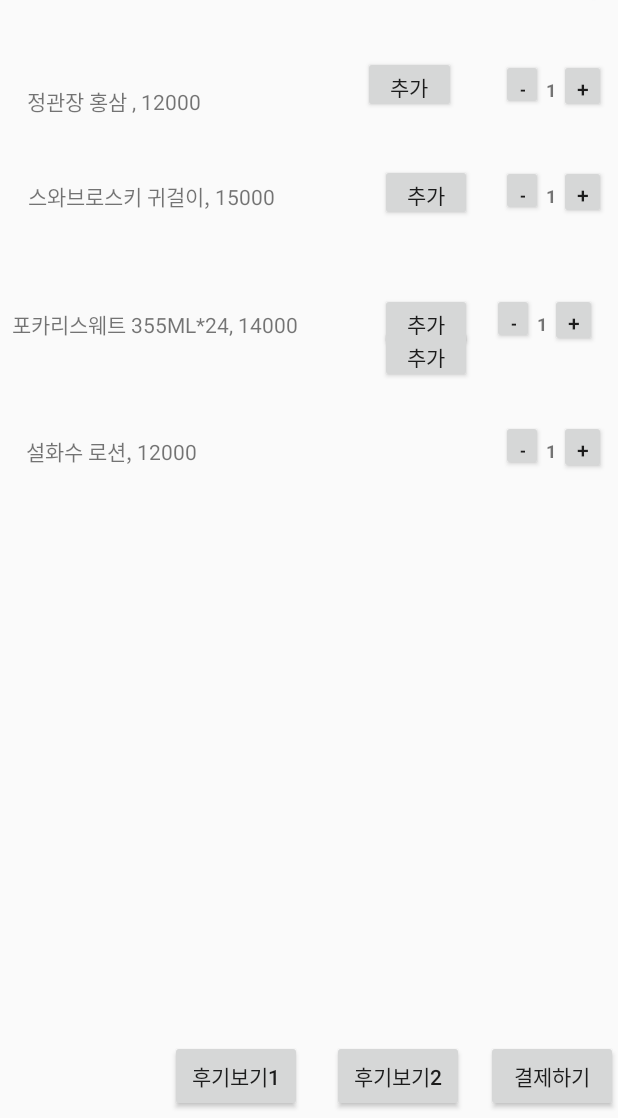
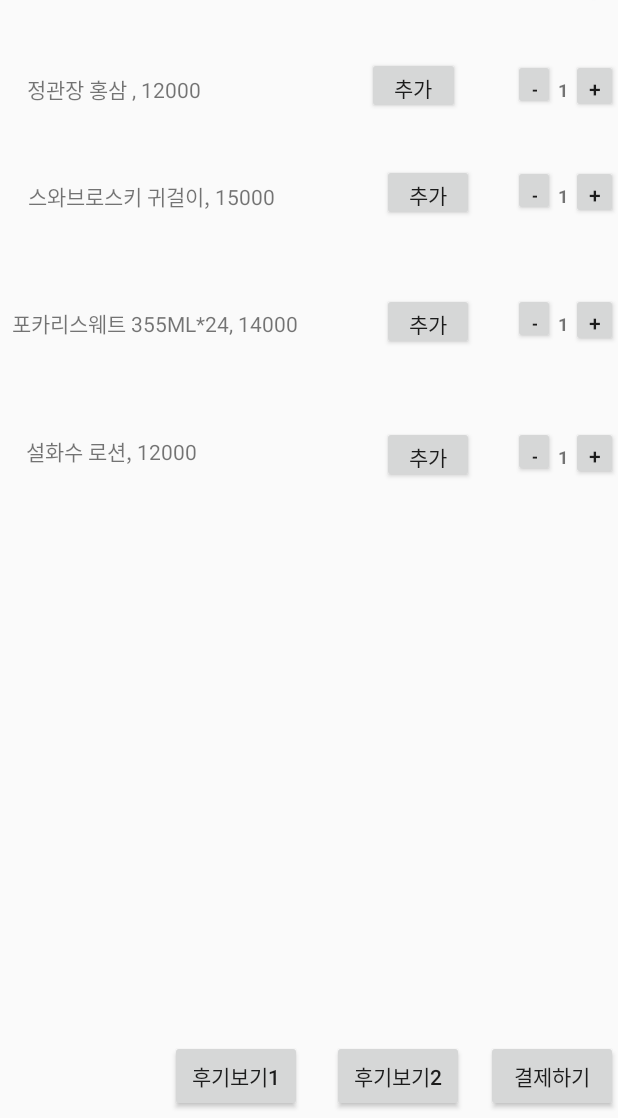
Before and after one commit to TrustOne/ddang, an Android app: the screen it shows after launch (CartActivity), after a tap on "장바구니", on a phone screen of 412 x 824 dp, the part 118-1236 px from its top. Run offline under Robolectric (Android 15) with nearby library versions, the phone set to English and light mode, and no system bars; our stand-ins replace Firebase (no records; nobody signed in at launch, a user with empty details on screens opened directly); libraries missing offline, so code that uses them is left out: com.facebook, com.facebook.login.

```diff
--- a/app/src/main/java/com/example/administrator/secondlogin/CartActivity.java
+++ b/app/src/main/java/com/example/administrator/secondlogin/CartActivity.java
@@ -46,7 +46,7 @@ public class CartActivity extends AppCompatActivity {
     protected void onCreate(Bundle savedInstanceState) {
         super.onCreate(savedInstanceState);
         setContentView(R.layout.activity_cart);
-        System.out.println("20181007_a");
+
         mAuth = FirebaseAuth.getInstance();
         AssetManager am = getResources().getAssets() ;
         InputStream is = null ;
--- a/app/src/main/java/com/example/administrator/secondlogin/Comment_Activity_1.java
+++ b/app/src/main/java/com/example/administrator/secondlogin/Comment_Activity_1.java
@@ -83,8 +83,8 @@ public class Comment_Activity_1 extends Activity {
         mGlideRequestManager = Glide.with(this);
         storage = FirebaseStorage.getInstance();
         storageRef = storage.getReference();
-        System.out.print("ss");System.out.print("ss");
-    //    iNit();
+
+
 
         db.collection("user_store").document("TrustOne").collection("Comment")
                 .get()
@@ -262,14 +262,14 @@ public class Comment_Activity_1 extends Activity {
                 @Override
                 public void onFailure(@NonNull Exception exception) {
                     // Handle unsuccessful uploads
-                    System.out.println("upload fail123");
+
                 }
             }).addOnSuccessListener(new OnSuccessListener<UploadTask.TaskSnapshot>() {
                 @Override
                 public void onSuccess(UploadTask.TaskSnapshot taskSnapshot) {
                     // taskSnapshot.getMetadata() contains file metadata such as size, content-type, etc.
                     // ...
-                    System.out.println("upload success123");
+
                     EditText edittext = (EditText)findViewById(R.id.editText);
                     //       edittext.setFocusable(false);
                     edittext.clearFocus();
--- a/app/src/main/res/layout/activity_cart.xml
+++ b/app/src/main/res/layout/activity_cart.xml
@@ -51,7 +51,7 @@
     <TextView
         android:id="@+id/textView4"
         android:layout_width="wrap_content"
-        android:layout_height="19dp"
+        android:layout_height="wrap_content"
         android:layout_marginBottom="8dp"
         android:layout_marginEnd="8dp"
         android:layout_marginStart="8dp"
@@ -94,7 +94,7 @@
         app:layout_constraintHorizontal_bias="0.035"
         app:layout_constraintStart_toStartOf="parent"
         app:layout_constraintTop_toTopOf="parent"
-        app:layout_constraintVertical_bias="0.098" />
+        app:layout_constraintVertical_bias="0.087" />
 
     <Button
         android:id="@+id/button9"
@@ -107,8 +107,8 @@
         android:onClick="add2"
         android:text="추가"
         app:layout_constraintBottom_toBottomOf="parent"
-        app:layout_constraintEnd_toEndOf="parent"
-        app:layout_constraintHorizontal_bias="0.734"
+        app:layout_constraintEnd_toEndOf="@+id/linearLayout5"
+        app:layout_constraintHorizontal_bias="0.738"
         app:layout_constraintStart_toStartOf="parent"
         app:layout_constraintTop_toTopOf="parent"
         app:layout_constraintVertical_bias="0.174" />
@@ -124,9 +124,9 @@
         android:onClick="add3"
         android:text="추가"
         app:layout_constraintBottom_toBottomOf="parent"
-        app:layout_constraintEnd_toEndOf="parent"
-        app:layout_constraintHorizontal_bias="0.734"
-        app:layout_constraintStart_toStartOf="parent"
+        app:layout_constraintEnd_toEndOf="@+id/linearLayout4"
+        app:layout_constraintHorizontal_bias="0.73"
+        app:layout_constraintStart_toStartOf="@+id/textView4"
         app:layout_constraintTop_toTopOf="parent"
         app:layout_constraintVertical_bias="0.294" />
 
@@ -137,15 +137,15 @@
         android:layout_marginBottom="8dp"
         android:layout_marginEnd="8dp"
         android:layout_marginStart="8dp"
-        android:layout_marginTop="240dp"
+        android:layout_marginTop="8dp"
         android:onClick="add4"
         android:text="추가"
         app:layout_constraintBottom_toBottomOf="parent"
-        app:layout_constraintEnd_toEndOf="parent"
-        app:layout_constraintHorizontal_bias="0.734"
+        app:layout_constraintEnd_toEndOf="@+id/linearLayout"
+        app:layout_constraintHorizontal_bias="0.738"
         app:layout_constraintStart_toStartOf="parent"
         app:layout_constraintTop_toTopOf="parent"
-        app:layout_constraintVertical_bias="0.0" />
+        app:layout_constraintVertical_bias="0.418" />
 
     <Button
         android:id="@+id/button10"
@@ -159,9 +159,10 @@
         android:text="추가"
         app:layout_constraintBottom_toBottomOf="parent"
         app:layout_constraintEnd_toEndOf="parent"
-        app:layout_constraintStart_toEndOf="@+id/textView2"
+        app:layout_constraintHorizontal_bias="0.709"
+        app:layout_constraintStart_toStartOf="parent"
         app:layout_constraintTop_toTopOf="parent"
-        app:layout_constraintVertical_bias="0.073" />
+        app:layout_constraintVertical_bias="0.074" />
 
     <Button
         android:id="@+id/button6"
@@ -177,7 +178,6 @@
         android:layout_width="wrap_content"
         android:layout_height="wrap_content"
         android:layout_marginBottom="8dp"
-        android:layout_marginEnd="8dp"
         android:layout_marginStart="8dp"
         android:layout_marginTop="8dp"
         android:orientation="horizontal"
@@ -214,10 +214,10 @@
     </LinearLayout>
 
     <LinearLayout
+        android:id="@+id/linearLayout5"
         android:layout_width="wrap_content"
         android:layout_height="wrap_content"
         android:layout_marginBottom="8dp"
-        android:layout_marginEnd="8dp"
         android:layout_marginStart="8dp"
         android:layout_marginTop="8dp"
         android:orientation="horizontal"
@@ -258,7 +258,6 @@
         android:layout_width="wrap_content"
         android:layout_height="wrap_content"
         android:layout_marginBottom="8dp"
-        android:layout_marginEnd="8dp"
         android:layout_marginStart="8dp"
         android:layout_marginTop="8dp"
         android:orientation="horizontal"
@@ -267,7 +266,7 @@
         app:layout_constraintHorizontal_bias="1.0"
         app:layout_constraintStart_toStartOf="parent"
         app:layout_constraintTop_toTopOf="parent"
-        app:layout_constraintVertical_bias="0.412">
+        app:layout_constraintVertical_bias="0.417">
 
         <Button
             android:id="@+id/decrease4"
@@ -295,16 +294,16 @@
     </LinearLayout>
 
     <LinearLayout
+        android:id="@+id/linearLayout4"
         android:layout_width="wrap_content"
         android:layout_height="wrap_content"
         android:layout_marginBottom="8dp"
-        android:layout_marginEnd="8dp"
         android:layout_marginStart="8dp"
         android:layout_marginTop="8dp"
         android:orientation="horizontal"
         app:layout_constraintBottom_toBottomOf="parent"
         app:layout_constraintEnd_toEndOf="parent"
-        app:layout_constraintHorizontal_bias="0.981"
+        app:layout_constraintHorizontal_bias="1.0"
         app:layout_constraintStart_toStartOf="parent"
         app:layout_constraintTop_toTopOf="parent"
         app:layout_constraintVertical_bias="0.293">
--- a/app/src/main/res/layout/sub2.xml
+++ b/app/src/main/res/layout/sub2.xml
@@ -10,8 +10,6 @@
         android:layout_width="match_parent"
         android:layout_height="2dp"
         android:layout_centerInParent="true"
-        android:layout_marginEnd="8dp"
-        android:layout_marginStart="8dp"
         android:layout_marginTop="5dp"
         android:background="#4d4842"
         app:layout_constraintEnd_toEndOf="parent"
@@ -38,7 +36,7 @@
 
     <ImageView
         android:id="@+id/imageView_sub2"
-        android:layout_width="293dp"
+        android:layout_width="0dp"
         android:layout_height="wrap_content"
 
 
@@ -93,7 +91,7 @@
         android:text="TextView"
         app:layout_constraintBottom_toTopOf="@+id/tv_comment_sub2"
         app:layout_constraintEnd_toEndOf="parent"
-        app:layout_constraintHorizontal_bias="0.73"
+        app:layout_constraintHorizontal_bias="0.79"
         app:layout_constraintStart_toStartOf="parent"
         app:layout_constraintTop_toTopOf="@+id/tv_name_sub"
         app:layout_constraintVertical_bias="0.0" />
```
Also changed, not shown: app/src/main/res/layout/activity_comment__1.xml (line endings or trailing spaces).
